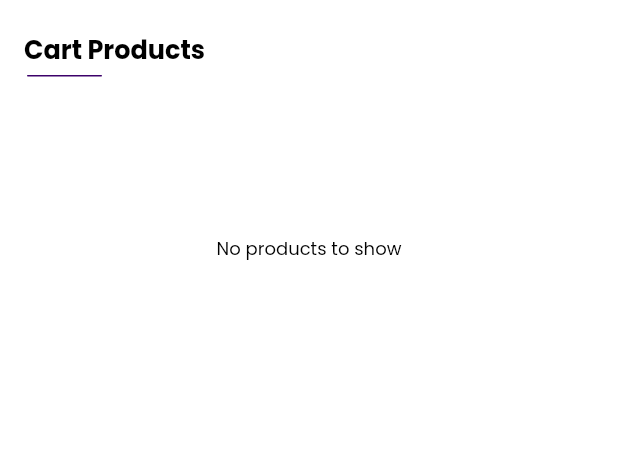
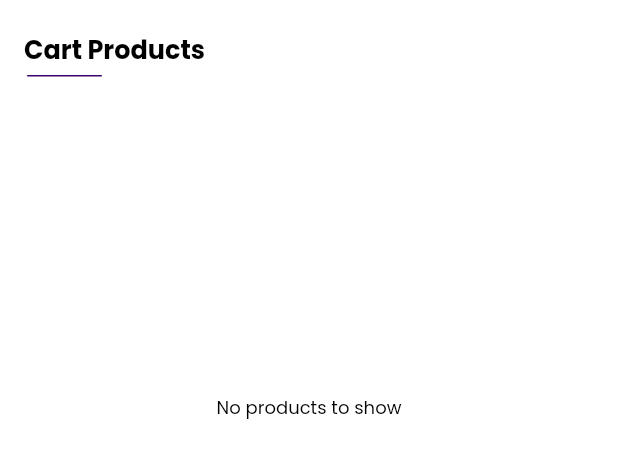
Before and after one commit to rajchristhu/arv, a Flutter app: the CartListItems widget shown alone on an empty page, opened directly, on a phone screen of 412 x 824 dp. Shown: the top 458 px of the screen. Run offline on Flutter 3.47's test engine with Material 2 defaults, Android fonts, the phone set to English and light mode, and no system bars; our stand-ins replace animate_do, animated_text_kit, carousel_slider, firebase_auth, firebase_core, flutter_secure_storage and 5 more; accounts and stored records are empty; network calls fail; project files that could hold a hidden picture were left out.

Commit message:
Issue fix

```diff
--- a/lib/views/order_page/cart_list.dart
+++ b/lib/views/order_page/cart_list.dart
@@ -14,12 +14,13 @@ class CartListItems extends StatefulWidget {
 class _CartListItemsState extends State<CartListItems> {
   @override
   Widget build(BuildContext context) {
+    ArvProgressDialog.instance.showProgressDialog(context);
     return Column(
       crossAxisAlignment: CrossAxisAlignment.start,
       children: [
         Container(
           padding: const EdgeInsets.only(right: 16, left: 16),
-            child:  SingleChildScrollView(
+          child: SingleChildScrollView(
             physics: const ClampingScrollPhysics(),
             child: Column(
               crossAxisAlignment: CrossAxisAlignment.start,
@@ -42,8 +43,8 @@ class _CartListItemsState extends State<CartListItems> {
                 Container(
                   width: 50.0,
                   height: 1,
-                  margin:
-                  const EdgeInsets.symmetric(vertical: 0.0, horizontal: 2.0),
+                  margin: const EdgeInsets.symmetric(
+                      vertical: 0.0, horizontal: 2.0),
                   decoration: BoxDecoration(
                       borderRadius: const BorderRadius.all(Radius.circular(18)),
                       shape: BoxShape.rectangle,
@@ -52,21 +53,19 @@ class _CartListItemsState extends State<CartListItems> {
                       ),
                 ),
               ],
-            )),
+            ),
+          ),
         ),
         const SizedBox(
           height: 15,
         ),
         SizedBox(
-            height: 200,
+          height: MediaQuery.of(context).size.height * 0.5,
           child: FutureBuilder<CartList>(
             future: arvApi.getCartItems(0),
             builder: (context, snapshot) {
-                // ArvProgressDialog.instance.showProgressDialog(context);
-
               CartList? cartList = snapshot.data;
-                // ArvProgressDialog.instance.dismissDialog(context);
-
+              ArvProgressDialog.instance.dismissDialog(context);
               if (cartList == null || cartList.list.isEmpty) {
                 return const Center(
                   child: Text("No products to show"),
@@ -74,7 +73,7 @@ class _CartListItemsState extends State<CartListItems> {
               }
 
               return ListView.builder(
-                  physics: const NeverScrollableScrollPhysics(),
+                physics: const AlwaysScrollableScrollPhysics(),
                 shrinkWrap: true,
                 scrollDirection: Axis.vertical,
                 itemCount: cartList.list.length,
```
Also changed, not shown: lib/views/widgets/order_details/order_details.dart (+10 -6 lines). Lines whose indentation alone changed are shown as unchanged.
